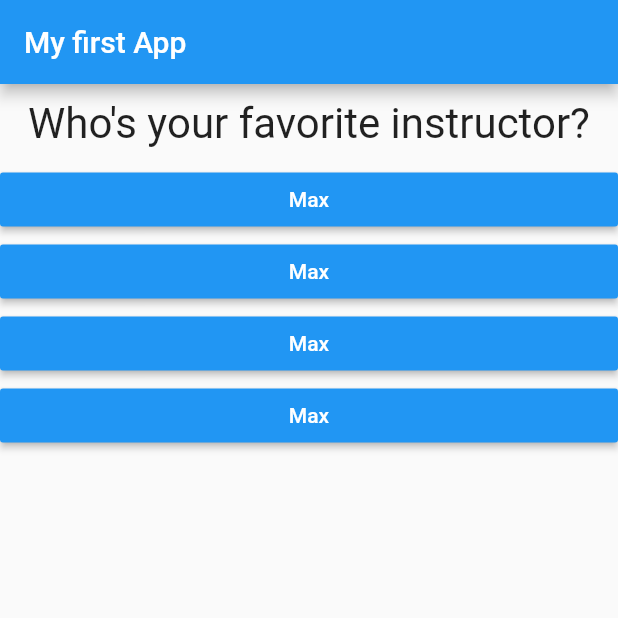
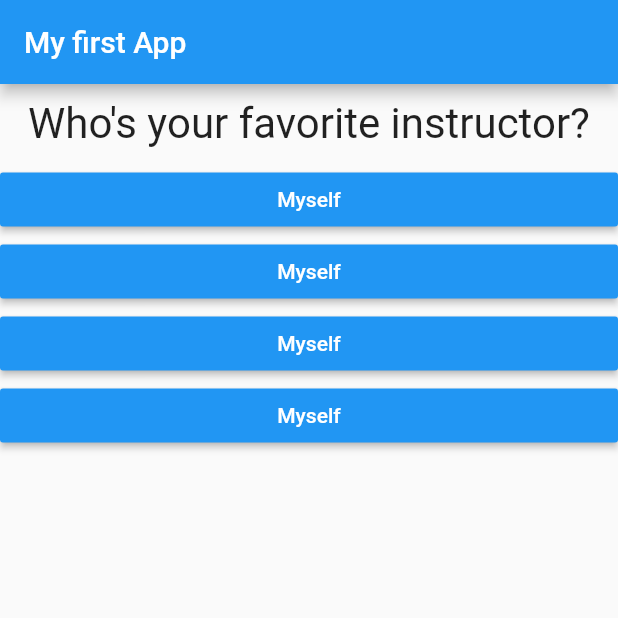
Before and after one commit to cmburch/MobileApps, a Flutter app: the screen it shows after launch, after a tap on "Black", after a tap on "Snake", on a phone screen of 412 x 824 dp, the top half of it. Run offline on Flutter 3.47's test engine with Material 2 defaults, Android fonts, the phone set to English and light mode, and no system bars.

Commit message:
[refactor] add answer and question widget to the quiz widget

```diff
--- a/flutter_demo/lib/main.dart
+++ b/flutter_demo/lib/main.dart
@@ -1,8 +1,5 @@
 import 'package:flutter/material.dart';
-import 'package:flutter_demo/answer.dart';
-
-import './question.dart';
-import './answer.dart';
+import 'package:flutter_demo/quiz.dart';
 
 void main() => runApp(MyApp());
 
@@ -27,7 +24,7 @@ class MyAppState extends State<MyApp> {
     },
     {
       'questionText': 'Who\'s your favorite instructor?',
-      'answers': ['Max', 'Max', 'Max', 'Max'],
+      'answers': ['Myself', 'Myself', 'Myself', 'Myself'],
     },
   ];
 
@@ -47,15 +44,11 @@ class MyAppState extends State<MyApp> {
           title: Text('My first App'),
         ),
         body: !isQuestionListEmpty
-            ? Column(children: [
-                Question(
-                  questions[questionIndex]['questionText'],
-                ),
-                ...(questions[questionIndex]['answers'] as List<String>)
-                    .map((answer) {
-                  return Answer(answerQuestion, answer);
-                }).toList()
-              ])
+            ? Quiz(
+                questions: questions,
+                questionIndex: questionIndex,
+                answerQuestion: answerQuestion,
+              )
             : Center(
                 child: Text("You have completed the quiz!"),
               ),
--- /dev/null
+++ b/flutter_demo/lib/quiz.dart
@@ -0,0 +1,30 @@
+import 'package:flutter/material.dart';
+
+import './question.dart';
+import './answer.dart';
+
+class Quiz extends StatelessWidget {
+  final List<Map<String, Object>> questions;
+  final int questionIndex;
+  final VoidCallback answerQuestion;
+
+  Quiz({
+    @required this.questions,
+    @required this.questionIndex,
+    @required this.answerQuestion,
+  });
+
+  @override
+  Widget build(BuildContext build) {
+    return Column(
+      children: [
+        Question(
+          questions[questionIndex]['questionText'],
+        ),
+        ...(questions[questionIndex]['answers'] as List<String>).map((answer) {
+          return Answer(answerQuestion, answer);
+        }).toList()
+      ],
+    );
+  }
+}
```
Also changed, not shown: flutter_demo/lib/result.dart (added).
